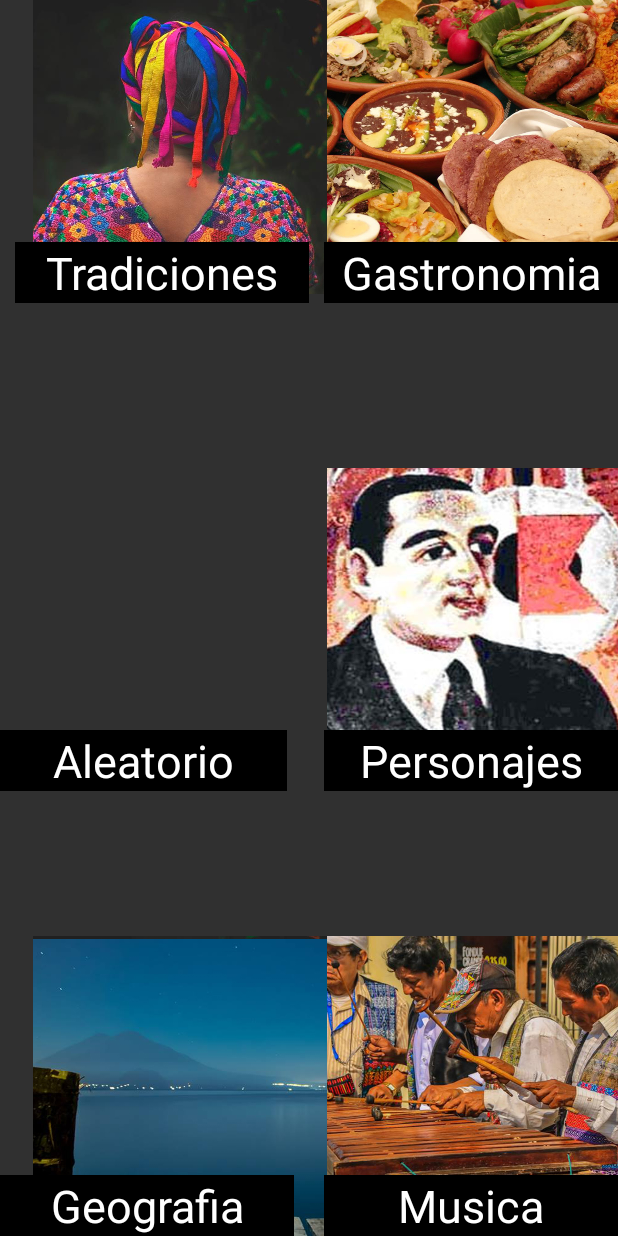
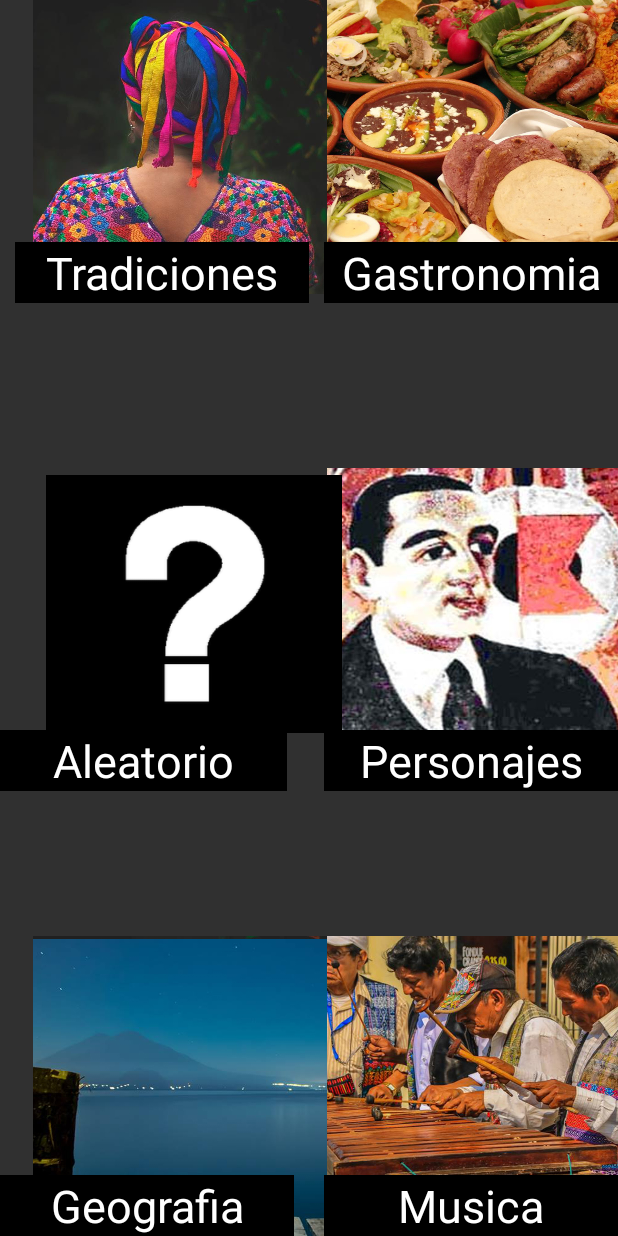
Before and after one commit to Fernando1019/Dev_Ask, an Android app: the Menu screen opened directly, with no data from a screen before it, after a tap on "JUGAR", on a phone screen of 412 x 824 dp. Run offline under Robolectric (Android 15) with nearby library versions, the phone set to English and light mode, and no system bars.

Commit message:
Ultimos Toques

```diff
--- a/app/src/main/java/com/example/fernandoambrosio/devask/Menu.java
+++ b/app/src/main/java/com/example/fernandoambrosio/devask/Menu.java
@@ -40,6 +40,24 @@ public class Menu extends AppCompatActivity {
 
         });
 
+        Button boton_ayuda = (Button) findViewById(R.id.buttonAyuda);
+        boton_ayuda.setOnClickListener(new View.OnClickListener() {
+
+            @Override
+            public void onClick(View v) {
+                if (v.getId() == R.id.buttonAyuda) {
+                    Intent intent = new Intent(Menu.this, Slide.class);
+                    overridePendingTransition(R.anim.zoom_entrada,  R.anim.zoom_salida);
+                    startActivity(intent);
+
+                }
+            }
+
+        });
+
+
+
+
         Button boton_jugar = (Button) findViewById(R.id.buttonJugar);
 
         boton_jugar.setOnClickListener(new View.OnClickListener() {
@@ -52,7 +70,14 @@ public class Menu extends AppCompatActivity {
             }
 
         });
+
+
+
     }
+
+
+
+
     public  void jugar() {
         InterfazJuego interfazJuego = new InterfazJuego(this);
 
--- a/app/src/main/java/com/example/fernandoambrosio/devask/Slide.java
+++ b/app/src/main/java/com/example/fernandoambrosio/devask/Slide.java
@@ -25,10 +25,11 @@ public class Slide  extends AppCompatActivity implements View.OnClickListener {
 
     @Override
     public void onClick(View v) {
-       if(conteo<4) {
+       if(conteo<1) {
          flipp.startFlipping();
          flipp.setFlipInterval(3000);
          conteo++;
+
        }
        else{
          Intent intent = new Intent(Slide.this, Menu.class);
--- a/app/src/main/res/layout/categorias.xml
+++ b/app/src/main/res/layout/categorias.xml
@@ -63,11 +63,13 @@
             android:enabled="true" />
 
         <ImageSwitcher
-            android:layout_width="215dp"
-            android:layout_height="200dp"
+            android:layout_width="197dp"
+            android:layout_height="172dp"
             android:id="@+id/imageSwitcher"
             android:layout_gravity="center_vertical|right"
-            android:layout_marginRight="175dp" />
+            android:layout_marginRight="184dp"
+            android:background="@drawable/aleatoria"
+            android:layout_marginBottom="9dp" />
 
         <EditText
             android:layout_width="196dp"
```
Also changed, not shown: app/src/main/res/drawable/aleatoria.png (added).
